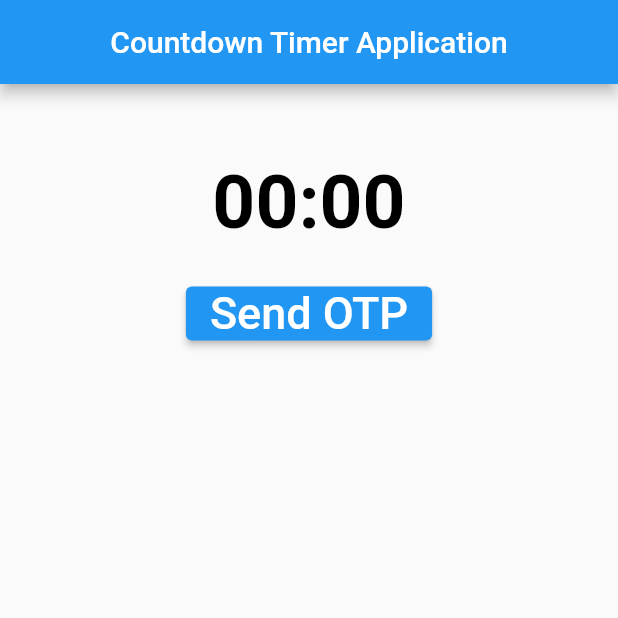
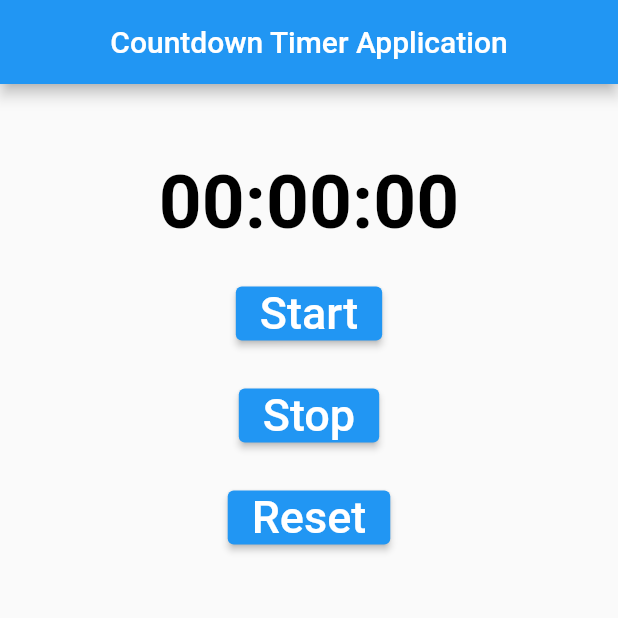
Before and after one commit to Zyttal/countdown_timer_app, a Flutter app: the screen it shows after launch, on a phone screen of 412 x 824 dp, the top half of it. Run offline on Flutter 3.47's test engine with Material 2 defaults, Android fonts, the phone set to English and light mode, and no system bars.

Commit message:
modified options

```diff
--- a/lib/homepage.dart
+++ b/lib/homepage.dart
@@ -46,8 +46,8 @@ class _CountdownTimerDemoState extends State<CountdownTimerDemo> {
   @override
   Widget build(BuildContext context) {
     String strDigits(int n) => n.toString().padLeft(2, '0');
-    // final days = strDigits(myDuration.inDays);
-    // final hours = strDigits(myDuration.inHours.remainder(24));
+    final days = strDigits(myDuration.inDays);
+    final hours = strDigits(myDuration.inHours.remainder(24));
     final minutes = strDigits(myDuration.inMinutes.remainder(60));
     final seconds = strDigits(myDuration.inSeconds.remainder(60));
     return Scaffold(
@@ -59,8 +59,7 @@ class _CountdownTimerDemoState extends State<CountdownTimerDemo> {
               height: 50,
             ),
             Text(
-              // '$hours:$minutes:$seconds',
-              '$minutes:$seconds',
+              '$hours:$minutes:$seconds',
               style: TextStyle(
                   fontWeight: FontWeight.bold,
                   color: Colors.black,
@@ -70,37 +69,37 @@ class _CountdownTimerDemoState extends State<CountdownTimerDemo> {
             ElevatedButton(
               onPressed: startTimer,
               child: Text(
-                'Send OTP',
+                'Start',
                 style: TextStyle(
                   fontSize: 30,
                 ),
               ),
             ),
             SizedBox(height: 20),
-            // ElevatedButton(
-            //   onPressed: () {
-            //     if (countdownTimer == null || countdownTimer!.isActive) {
-            //       stopTimer();
-            //     }
-            //   },
-            //   child: Text(
-            //     'Stop',
-            //     style: TextStyle(
-            //       fontSize: 30,
-            //     ),
-            //   ),
-            // ),
-            // SizedBox(height: 20),
-            // ElevatedButton(
-            //     onPressed: () {
-            //       resetTimer();
-            //     },
-            //     child: Text(
-            //       'Reset',
-            //       style: TextStyle(
-            //         fontSize: 30,
-            //       ),
-            //     ))
+            ElevatedButton(
+              onPressed: () {
+                if (countdownTimer == null || countdownTimer!.isActive) {
+                  stopTimer();
+                }
+              },
+              child: Text(
+                'Stop',
+                style: TextStyle(
+                  fontSize: 30,
+                ),
+              ),
+            ),
+            SizedBox(height: 20),
+            ElevatedButton(
+                onPressed: () {
+                  resetTimer();
+                },
+                child: Text(
+                  'Reset',
+                  style: TextStyle(
+                    fontSize: 30,
+                  ),
+                ))
           ],
         ),
       ),
```
